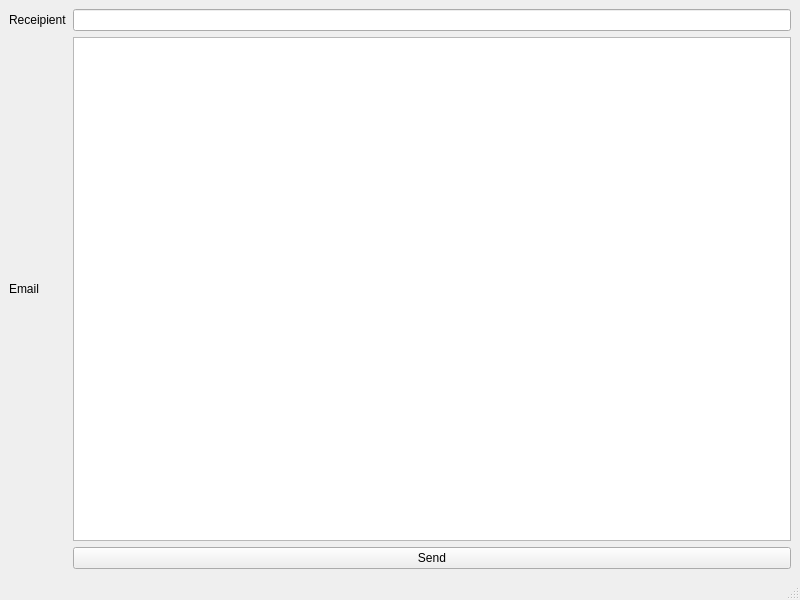
First picture: the form in pyqt/emailsender/ui/main.ui, repository sajjadali56/python, before the edit.
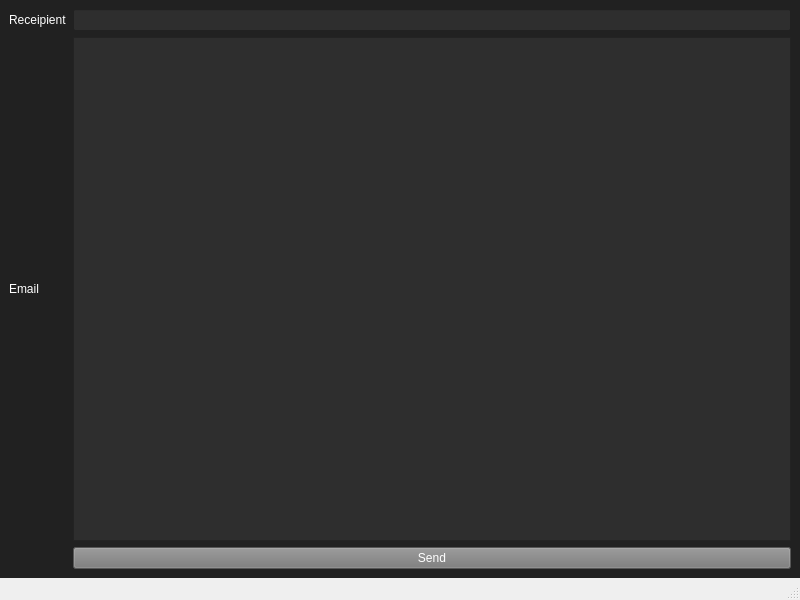
Second picture: the form after the edit.

The edit to the form file:
```diff
--- a/pyqt/emailsender/ui/main.ui
+++ b/pyqt/emailsender/ui/main.ui
@@ -14,6 +14,24 @@
    <string>MainWindow</string>
   </property>
   <widget class="QWidget" name="centralwidget">
+   <property name="styleSheet">
+    <string notr="true">QWidget{
+	background-color: rgb(33, 33, 33);
+	color: #FFF;
+}
+
+QTextEdit{
+	background-color: rgb(46, 46, 46);	
+}
+
+QLineEdit{
+    background-color: rgb(46, 46, 46);
+}
+
+QPushButton {
+    background-color: rgb(120, 120, 120);
+}</string>
+   </property>
    <layout class="QGridLayout" name="gridLayout">
     <item row="0" column="0">
      <widget class="QLabel" name="labelRecipient">
```
